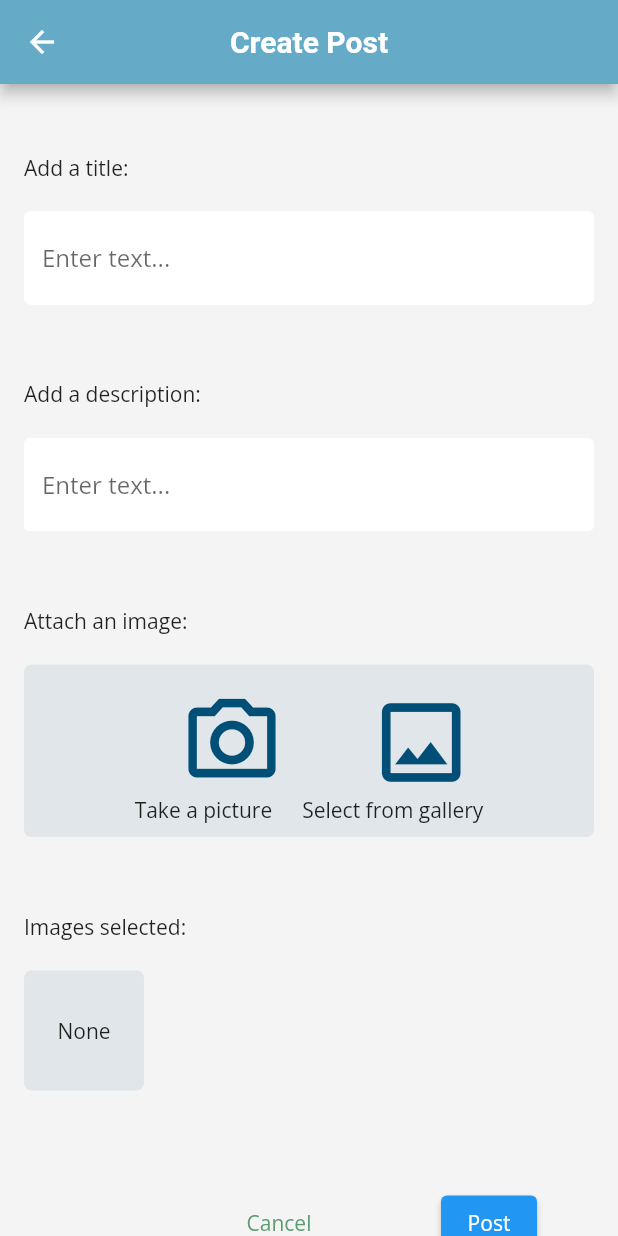
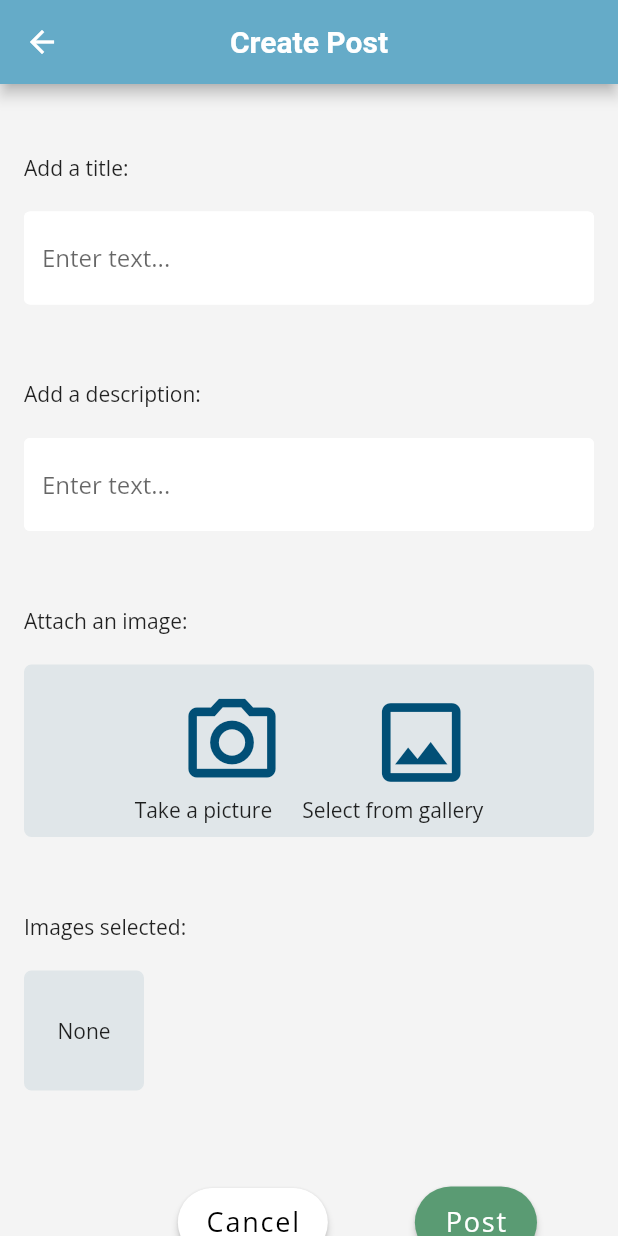
Before and after one commit to ajm-glitch/project_ecocial_v1, a Flutter app: the CreatePostScreen screen opened directly, on a phone screen of 412 x 824 dp. Run offline on Flutter 3.47's test engine with Material 2 defaults, Android fonts, the phone set to English and light mode, and no system bars; our stand-ins replace firebase_auth, firebase_core, firebase_database, firebase_storage, font_awesome_flutter, google_sign_in and 3 more; missing offline and left inert: dart:ffi; accounts and stored records are empty.

Commit message:
update for playstore

```diff
--- a/lib/screens/create_post_screen.dart
+++ b/lib/screens/create_post_screen.dart
@@ -167,31 +167,27 @@ class _CreatePostScreenState extends State<CreatePostScreen> {
                   SizedBox(
                     width: 100,
                     height: 46,
-                    child: TextButton(
-                      // minWidth: 100,
-                      // height: 46,
-                      onPressed: () {
+                    child: FloatingActionButton.extended(
+                      heroTag: "cancelButton",
+                      onPressed: () async {
                         Navigator.pop(context);
                       },
-                      // color: Colors.white,
-                      child: Text(
-                        'Cancel',
+                      elevation: 2.0,
+                      label: Text(
+                        "Cancel",
                         style: TextStyle(
-                          color: Color.fromRGBO(90, 155, 115, 1),
+                          fontSize: 18,
                         ),
                       ),
-                      // shape: RoundedRectangleBorder(
-                      //     side: BorderSide(
-                      //         color: Color.fromRGBO(90, 155, 115, 1),
-                      //         width: 2.0,
-                      //         style: BorderStyle.solid),
-                      //     borderRadius: BorderRadius.circular(50)),
+                      backgroundColor: Colors.white,
+                      foregroundColor: Colors.black,
                     ),
                   ),
                   SizedBox(width: 20),
                   Padding(
                     padding: EdgeInsets.fromLTRB(38.0, 14.0, 38.0, 14.0),
-                    child: ElevatedButton(
+                    child: FloatingActionButton.extended(
+                      heroTag: "postButton",
                       onPressed: () async {
                         showDialog(
                           context: context,
@@ -221,16 +217,15 @@ class _CreatePostScreenState extends State<CreatePostScreen> {
                           _showFailureAlertDialog(context);
                         }
                       },
-                      child: Text(
-                        'Post',
+                      elevation: 2.0,
+                      label: Text(
+                        "Post",
                         style: TextStyle(
-                          color: Colors.white,
+                          fontSize: 18,
                         ),
                       ),
-                      // color: Color.fromRGBO(90, 155, 115, 1),
-                      // shape: RoundedRectangleBorder(
-                      //   borderRadius: BorderRadius.circular(50),
-                      // ),
+                      backgroundColor: Color.fromRGBO(90, 155, 115, 1),
+                      foregroundColor: Colors.white,
                     ),
                   ),
                 ],
--- a/pubspec.yaml
+++ b/pubspec.yaml
@@ -15,7 +15,7 @@ publish_to: 'none' # Remove this line if you wish to publish to pub.dev
 # In iOS, build-name is used as CFBundleShortVersionString while build-number used as CFBundleVersion.
 # Read more about iOS versioning at
 # https://developer.apple.com/library/archive/documentation/General/Reference/InfoPlistKeyReference/Articles/CoreFoundationKeys.html
-version: 1.0.0+1
+version: 1.0.0+3
 
 environment:
   sdk: ">=2.12.0 <3.0.0"
```
Also changed, not shown: lib/screens/account_settings_screen.dart (+1 -20 lines), 13 other files.
